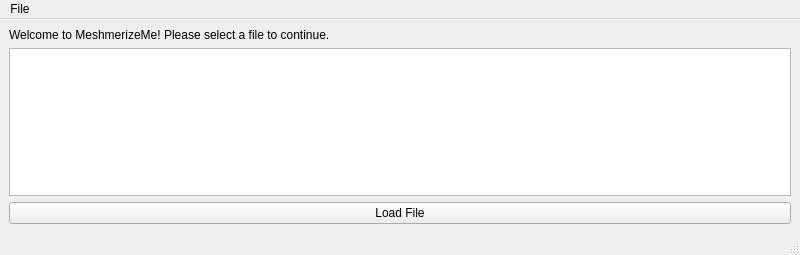
Above: uidesign.ui from dmsenter89/MeshmerizeMe before the change. Below: the same form after it.
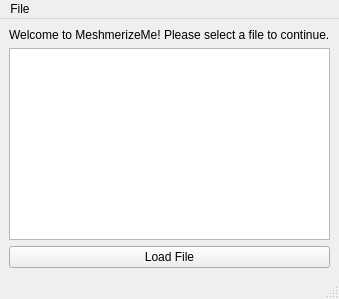
That is the form after the change.

```diff
--- a/uidesign.ui
+++ b/uidesign.ui
@@ -2,14 +2,6 @@
 <ui version="4.0">
  <class>MainWindow</class>
  <widget class="QMainWindow" name="MainWindow">
-  <property name="geometry">
-   <rect>
-    <x>0</x>
-    <y>0</y>
-    <width>800</width>
-    <height>255</height>
-   </rect>
-  </property>
   <property name="windowTitle">
    <string>MeshmerizeMe</string>
   </property>
@@ -39,7 +31,7 @@
     <rect>
      <x>0</x>
      <y>0</y>
-     <width>800</width>
+     <width>444</width>
      <height>26</height>
     </rect>
    </property>
```
Left out of the diff: 8 changed lines with no effect on the pictures.
